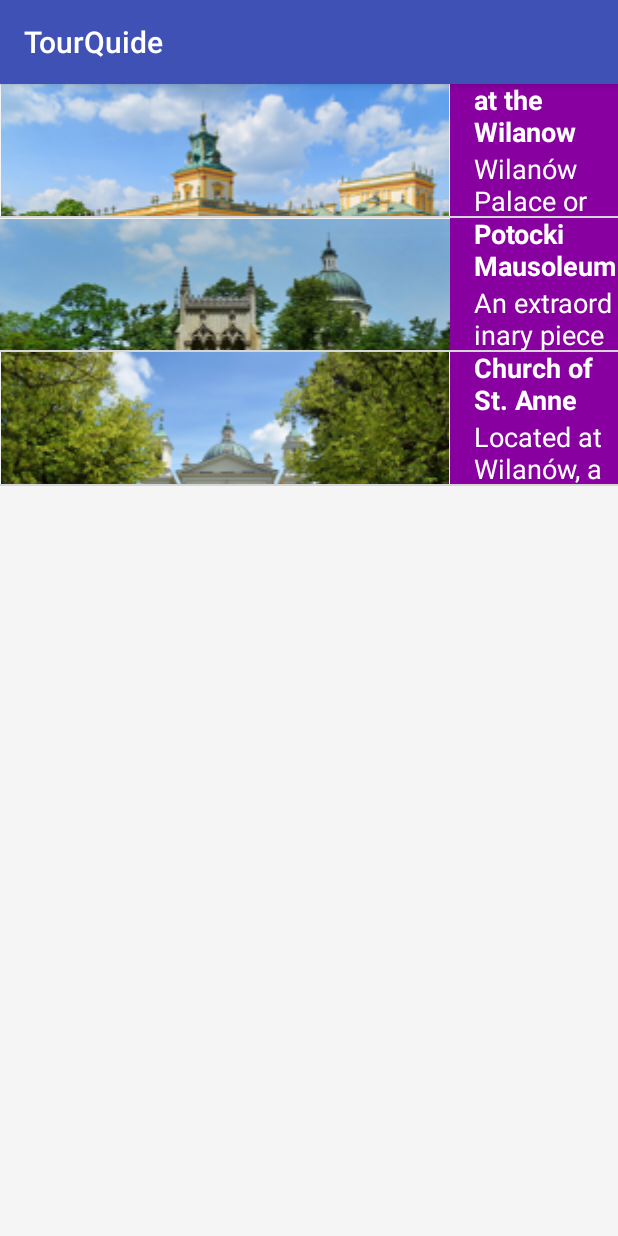
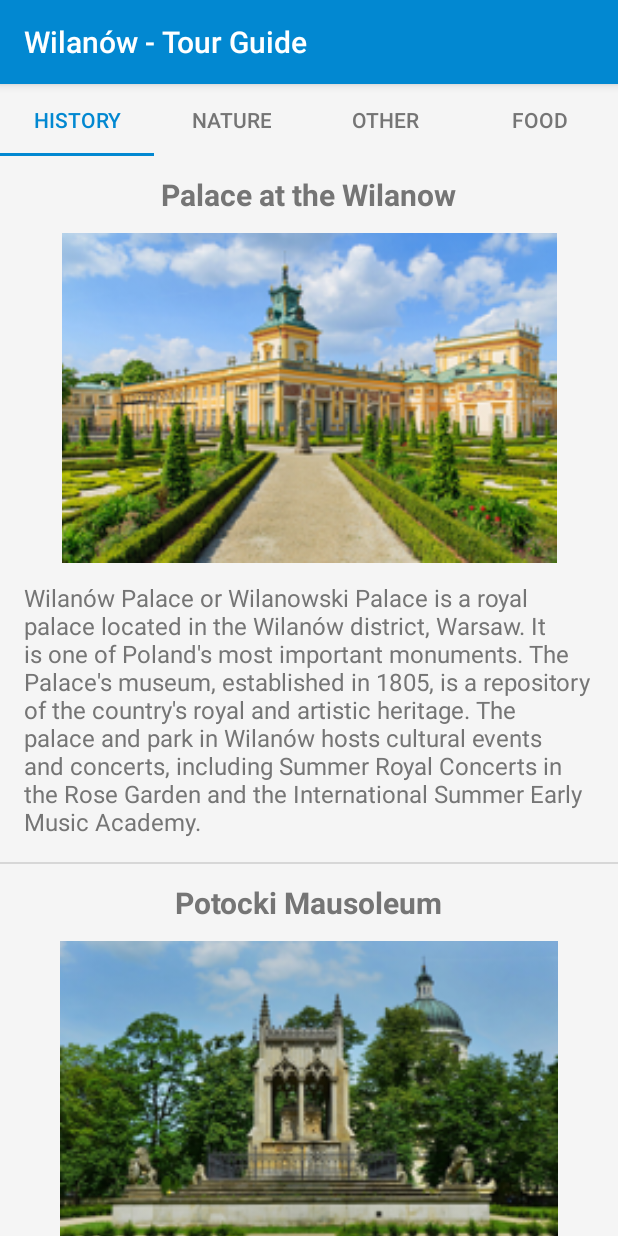
Before and after one commit to Batmanistka/TourQuide2, an Android app: the screen it shows after launch (MainActivity), on a phone screen of 412 x 824 dp. Run offline under Robolectric (Android 15) with nearby library versions, the phone set to English and light mode, and no system bars.

```diff
--- a/app/build.gradle
+++ b/app/build.gradle
@@ -23,6 +23,7 @@ dependencies {
     implementation 'com.android.support:appcompat-v7:27.1.1'
     implementation 'com.android.support.constraint:constraint-layout:1.1.0'
     implementation 'com.android.support:support-v4:27.1.1'
+    implementation 'com.android.support:design:27.1.1'
     testImplementation 'junit:junit:4.12'
     androidTestImplementation 'com.android.support.test:runner:1.0.2'
     androidTestImplementation 'com.android.support.test.espresso:espresso-core:3.0.2'
--- a/app/src/main/java/com/example/android/tourquide/CategoryAdapter.java
+++ b/app/src/main/java/com/example/android/tourquide/CategoryAdapter.java
@@ -1,5 +1,6 @@
 package com.example.android.tourquide;
 
+import android.content.Context;
 import android.support.v4.app.Fragment;
 import android.support.v4.app.FragmentManager;
 import android.support.v4.app.FragmentPagerAdapter;
@@ -9,6 +10,7 @@ import android.support.v4.app.FragmentPagerAdapter;
  * each list item based on a data source which is a list of {@link Place} objects.
  */
 public class CategoryAdapter extends FragmentPagerAdapter {
+    private Context mContext;
 
     /**
      * Create a new {@link CategoryAdapter} object.
@@ -16,8 +18,9 @@ public class CategoryAdapter extends FragmentPagerAdapter {
      * @param fm is the fragment manager that will keep each fragment's state in the adapter
      *           across swipes.
      */
-    public CategoryAdapter(FragmentManager fm) {
+    public CategoryAdapter(Context context, FragmentManager fm) {
         super(fm);
+        mContext = context;
     }
 
     /**
@@ -41,4 +44,18 @@ public class CategoryAdapter extends FragmentPagerAdapter {
     @Override
     public int getCount() {
         return 4;
-    }}
+    }
+
+    @Override
+    public CharSequence getPageTitle(int position) {
+        if (position == 0) {
+            return mContext.getString(R.string.monumentsCategory);
+        } else if (position == 1) {
+            return mContext.getString(R.string.natureCategory);
+        } else if (position == 2) {
+            return mContext.getString(R.string.otherCategory);
+        } else {
+            return mContext.getString(R.string.foodCategory);
+        }
+    }
+}
--- a/app/src/main/java/com/example/android/tourquide/FoodFragment.java
+++ b/app/src/main/java/com/example/android/tourquide/FoodFragment.java
@@ -32,7 +32,7 @@ public class FoodFragment extends Fragment {
                 R.drawable.food_stol_polski));
 
         // Create an new PlaceAdapter - data source is a list of places
-        PlaceAdapter adapter = new PlaceAdapter(getActivity(), places, R.color.category_colors);
+        PlaceAdapter adapter = new PlaceAdapter(getActivity(), places, R.color.my_white);
         ListView listView = (ListView) rootView.findViewById(R.id.list);
 
         // Make the ListView and will display list items for each place in the list.
--- a/app/src/main/java/com/example/android/tourquide/MainActivity.java
+++ b/app/src/main/java/com/example/android/tourquide/MainActivity.java
@@ -1,8 +1,10 @@
 package com.example.android.tourquide;
 
+import android.content.Context;
 import android.os.Bundle;
 import android.support.v4.view.ViewPager;
 import android.support.v7.app.AppCompatActivity;
+import android.support.design.widget.TabLayout;
 
 public class MainActivity extends AppCompatActivity {
 
@@ -10,16 +12,26 @@ public class MainActivity extends AppCompatActivity {
     protected void onCreate(Bundle savedInstanceState) {
         super.onCreate(savedInstanceState);
 
-        // Set the content of the activity to use the activity_main.xml layout file
+
         setContentView(R.layout.activity_main);
 
         // Find the view pager that will allow the user to swipe between fragments
         ViewPager viewPager = (ViewPager) findViewById(R.id.viewpager);
 
         // Create an adapter that knows which fragment should be shown on each page
-        CategoryAdapter adapter = new CategoryAdapter(getSupportFragmentManager());
+        CategoryAdapter adapter = new CategoryAdapter(this, getSupportFragmentManager());
 
         // Set the adapter onto the view pager
         viewPager.setAdapter(adapter);
+
+        // Find the tab layout that shows the tabs
+        TabLayout tabLayout = (TabLayout) findViewById(R.id.tabs);
+
+        // Connect the tab layout with the view pager. This will
+        //   1. Update the tab layout when the view pager is swiped
+        //   2. Update the view pager when a tab is selected
+        //   3. Set the tab layout's tab names with the view pager's adapter's titles
+        //      by calling onPageTitle()
+        tabLayout.setupWithViewPager(viewPager);
     }
 }
--- a/app/src/main/java/com/example/android/tourquide/MonumentsFragment.java
+++ b/app/src/main/java/com/example/android/tourquide/MonumentsFragment.java
@@ -30,7 +30,7 @@ public class MonumentsFragment extends Fragment {
                 R.drawable.mon_sa_church));
 
         // Create an new PlaceAdapter - data source is a list of places
-        PlaceAdapter adapter = new PlaceAdapter(getActivity(), places, R.color.category_colors);
+        PlaceAdapter adapter = new PlaceAdapter(getActivity(), places, R.color.my_white);
         ListView listView = (ListView) rootView.findViewById(R.id.list);
 
         // Make the ListView and will display list items for each place in the list.
--- a/app/src/main/java/com/example/android/tourquide/NatureFragment.java
+++ b/app/src/main/java/com/example/android/tourquide/NatureFragment.java
@@ -30,7 +30,7 @@ public class NatureFragment extends Fragment {
                 R.drawable.nature_morysin));
 
         // Create an new PlaceAdapter - data source is a list of places
-        PlaceAdapter adapter = new PlaceAdapter(getActivity(), places, R.color.category_colors);
+        PlaceAdapter adapter = new PlaceAdapter(getActivity(), places, R.color.my_white);
         ListView listView = (ListView) rootView.findViewById(R.id.list);
 
         // Make the ListView and will display list items for each place in the list.
--- a/app/src/main/java/com/example/android/tourquide/OthersFragment.java
+++ b/app/src/main/java/com/example/android/tourquide/OthersFragment.java
@@ -32,7 +32,7 @@ public class OthersFragment extends Fragment {
                 R.drawable.other_royal_w));
 
         // Create an new PlaceAdapter - data source is a list of places
-        PlaceAdapter adapter = new PlaceAdapter(getActivity(), places, R.color.category_colors);
+        PlaceAdapter adapter = new PlaceAdapter(getActivity(), places, R.color.my_white);
         ListView listView = (ListView) rootView.findViewById(R.id.list);
 
         // Make the ListView and will display list items for each place in the list.
--- a/app/src/main/res/layout/activity_main.xml
+++ b/app/src/main/res/layout/activity_main.xml
@@ -5,7 +5,13 @@
     android:layout_height="match_parent"
     android:background="@color/my_white"
     android:orientation="vertical"
-    tools:context=".MainActivity">
+    tools:context="MainActivity">
+
+    <android.support.design.widget.TabLayout
+        android:id="@+id/tabs"
+        style="@style/CategoryTab"
+        android:layout_width="match_parent"
+        android:layout_height="wrap_content" />
 
     <android.support.v4.view.ViewPager
         android:id="@+id/viewpager"
--- a/app/src/main/res/layout/list_item.xml
+++ b/app/src/main/res/layout/list_item.xml
@@ -2,45 +2,48 @@
 <LinearLayout xmlns:android="http://schemas.android.com/apk/res/android"
     xmlns:tools="http://schemas.android.com/tools"
     android:layout_width="match_parent"
-    android:layout_height="@dimen/list_item_height"
+    android:layout_height="match_parent"
     android:background="@color/my_white"
-    android:orientation="horizontal">
-
-    <ImageView
-        android:id="@+id/image"
-        android:layout_width="300dp"
-        android:layout_height="199dp" />
+    android:orientation="vertical">
 
     <LinearLayout
         android:id="@+id/text_container"
         android:layout_width="match_parent"
-        android:layout_height="@dimen/list_item_height"
-        android:layout_alignParentBottom="true"
-        android:layout_alignParentRight="true"
-        android:layout_alignParentTop="true"
-        android:layout_toRightOf="@id/image"
+        android:layout_height="wrap_content"
         android:orientation="vertical"
-        android:paddingLeft="16dp">
+        android:layout_marginBottom="16dp"
+        android:layout_marginRight="16dp"
+        android:layout_marginLeft="16dp">
 
         <TextView
             android:id="@+id/place_name_text_view"
-            android:layout_width="match_parent"
-            android:layout_height="0dp"
-            android:layout_weight="1"
-            android:gravity="bottom"
-            android:textAppearance="?android:textAppearanceMedium"
-            android:textColor="@android:color/white"
+            android:layout_width="wrap_content"
+            android:layout_height="wrap_content"
+            android:layout_gravity="center"
+            android:textColor="#757575"
+            android:textSize="20sp"
             android:textStyle="bold"
-            tools:text="lutti" />
+            tools:text="place name"
+            android:layout_marginTop="12dp"
+            android:gravity="bottom"/>
+
+        <ImageView
+            android:id="@+id/image"
+            android:layout_width="380dp"
+            android:layout_height="220dp"
+            android:gravity="center"
+            android:layout_gravity="center"
+            android:layout_marginTop="12dp"/>
 
         <TextView
             android:id="@+id/place_describe_text_view"
-            android:layout_width="match_parent"
-            android:layout_height="0dp"
-            android:layout_weight="1"
-            android:gravity="top"
-            android:textAppearance="?android:textAppearanceMedium"
-            android:textColor="@android:color/white"
-            tools:text="one" />
+            android:layout_width="wrap_content"
+            android:layout_height="wrap_content"
+            android:layout_gravity="center"
+            android:textColor="#757575"
+            android:textSize="16sp"
+            tools:text="place description"
+            android:layout_marginTop="12dp"
+            android:gravity="top"/>
     </LinearLayout>
 </LinearLayout>
--- a/app/src/main/res/values/colors.xml
+++ b/app/src/main/res/values/colors.xml
@@ -5,8 +5,6 @@
     <color name="colorAccent">#FF4081</color>
 
     <color name="my_white">#F5F5F5</color>
-
-    <color name="category_colors">#8800A0</color>
-
-    <color name="category_family">#379237</color>
+    <color name="my_blue">#0288D1</color>
+    <color name="my_gray">#757575</color>
 </resources>
--- a/app/src/main/res/values/dimens.xml
+++ b/app/src/main/res/values/dimens.xml
@@ -1,4 +1,9 @@
 <resources>
     <!-- Height of each list item -->
     <dimen name="list_item_height">88dp</dimen>
+    <!-- Default screen margins, per the Android Design guidelines. -->
+    <dimen name="activity_horizontal_margin">16dp</dimen>
+    <dimen name="activity_vertical_margin">16dp</dimen>
+    <dimen name="fab_margin">16dp</dimen>
+    <dimen name="appbar_padding_top">8dp</dimen>
 </resources>
--- a/app/src/main/res/values/strings.xml
+++ b/app/src/main/res/values/strings.xml
@@ -1,8 +1,13 @@
 <resources>
-    <string name="app_name">TourQuide</string>
+    <string name="app_name">Wilanów - Tour Guide</string>
 
     <!-- TODO: Remove or change this placeholder text -->
     <string name="hello_blank_fragment">Hello blank fragment</string>
+
+    <string name="monumentsCategory">History</string>
+    <string name="natureCategory">Nature</string>
+    <string name="otherCategory">Other</string>
+    <string name="foodCategory">Food</string>
 
     <string name="wilanowPalace">Palace at the Wilanow</string>
     <string name="wilanowPalaceDescription">Wilanów Palace or Wilanowski Palace is a royal palace located
@@ -73,4 +78,10 @@
     <string name="plato">Plato</string>
     <string name="platoDescription">Author\'s kitchen of young, passionate people based on European and Asian cuisine.
         The restaurant specializes in seafood and fish. A lot of energy on the plate and in the interior.</string>
+    <string name="title_activity_main2">Main2Activity</string>
+    <string name="tab_text_1">Tab 1</string>
+    <string name="tab_text_2">Tab 2</string>
+    <string name="tab_text_3">Tab 3</string>
+    <string name="action_settings">Settings</string>
+    <string name="section_format">Hello World from section: %1$d</string>
 </resources>
--- a/app/src/main/res/values/styles.xml
+++ b/app/src/main/res/values/styles.xml
@@ -2,10 +2,20 @@
 
     <!-- Base application theme. -->
     <style name="AppTheme" parent="Theme.AppCompat.Light.DarkActionBar">
-        <!-- Customize your theme here. -->
-        <item name="colorPrimary">@color/colorPrimary</item>
-        <item name="colorPrimaryDark">@color/colorPrimaryDark</item>
-        <item name="colorAccent">@color/colorAccent</item>
+        <item name="colorPrimary">@color/my_blue</item>
+        <item name="colorPrimaryDark">@color/my_gray</item>
+        <item name="android:windowContentOverlay">@null</item>
     </style>
 
+    <!-- Style for a tab that displays a category name -->
+    <style name="CategoryTab" parent="Widget.Design.TabLayout">
+        <item name="tabIndicatorColor">@color/my_blue</item>
+        <item name="tabSelectedTextColor">@color/my_blue</item>
+        <item name="tabTextAppearance">@style/CategoryTabTextAppearance</item>
+    </style>
+
+    <!-- Text appearance style for a category tab -->
+    <style name="CategoryTabTextAppearance" parent="TextAppearance.Design.Tab">
+        <item name="android:textColor">#757575</item>
+    </style>
 </resources>
```
